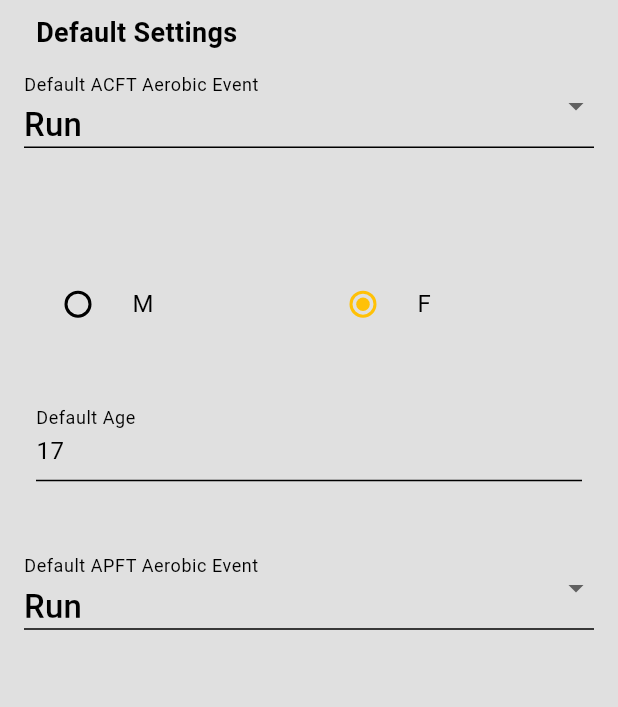
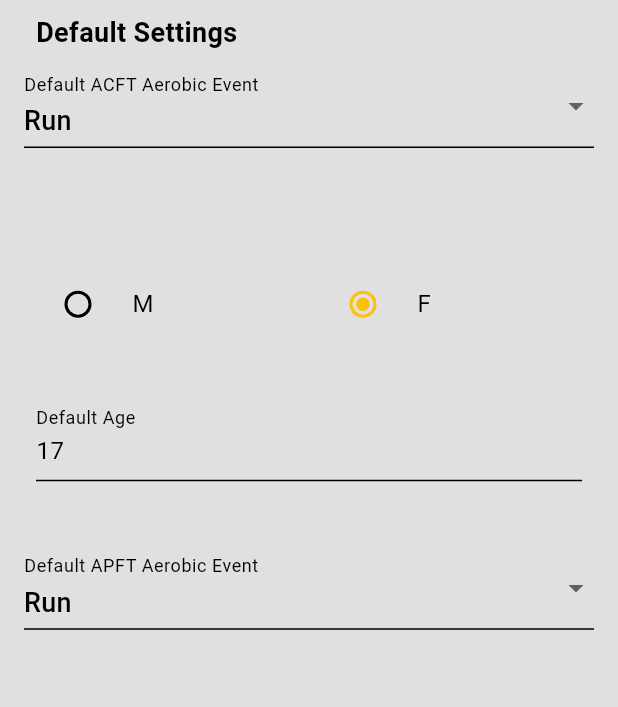
Before and after one commit to nonComBen/army_fitness_calculator, a Flutter app: the SettingsPage screen opened by its route, after a tap on "For Promotion Points", on a phone screen of 412 x 824 dp. Shown: the part 254-961 px from the top of the screen. Run offline on Flutter 3.47's test engine with Material 3 defaults, Android fonts, the phone set to English and light mode, and no system bars; drawn by our look-alikes of google_mobile_ads; our stand-ins replace cloud_functions, firebase_analytics, firebase_core, firebase_crashlytics, fl_chart, flutter_riverpod and 5 more; missing offline and left inert: open_file_plus, pull_down_button, rate_my_app, syncfusion_flutter_pdf; accounts and stored records are empty; network calls fail.

Commit message:
fix item picker font

```diff
--- a/lib/widgets/platform_widgets/platform_item_picker.dart
+++ b/lib/widgets/platform_widgets/platform_item_picker.dart
@@ -24,7 +24,7 @@ abstract class PlatformItemPicker extends Widget {
                 value: event,
                 child: Text(
                   event,
-                  style: TextStyle(fontSize: 22),
+                  style: TextStyle(fontSize: 18),
                   overflow: TextOverflow.ellipsis,
                 ),
               ),
--- /dev/null
+++ b/package.json
@@ -0,0 +1,5 @@
+{
+  "dependencies": {
+    "morgan": "^1.10.0"
+  }
+}
--- a/pubspec.yaml
+++ b/pubspec.yaml
@@ -1,6 +1,6 @@
 name: acft_calculator
 description: A new Flutter application.
-version: 2.2.4
+version: 2.2.5
 
 environment:
   sdk: '>=2.17.0 <3.0.0'
```
Also changed, not shown: package-lock.json (added), 2 other files.
